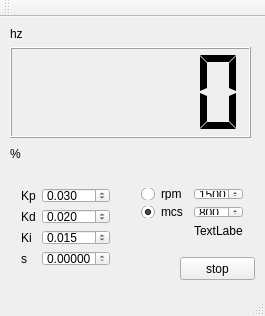
Above: mainwindow.ui from ypaaxx/ElectricSix before the change. Below: the same form after it.
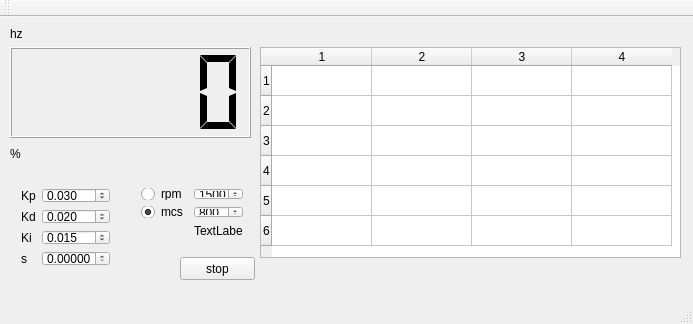
That is the form after the change.

Commit message: Добавлена таблица на 6 двигателей

The edit to the form file:
```diff
--- a/mainwindow.ui
+++ b/mainwindow.ui
@@ -6,8 +6,8 @@
    <rect>
     <x>0</x>
     <y>0</y>
-    <width>265</width>
-    <height>316</height>
+    <width>693</width>
+    <height>324</height>
    </rect>
   </property>
   <property name="windowTitle">
@@ -259,6 +259,62 @@
      <string>stop</string>
     </property>
    </widget>
+   <widget class="QTableWidget" name="table">
+    <property name="geometry">
+     <rect>
+      <x>260</x>
+      <y>30</y>
+      <width>421</width>
+      <height>211</height>
+     </rect>
+    </property>
+    <property name="focusPolicy">
+     <enum>Qt::NoFocus</enum>
+    </property>
+    <property name="sizeAdjustPolicy">
+     <enum>QAbstractScrollArea::AdjustToContentsOnFirstShow</enum>
+    </property>
+    <property name="autoScroll">
+     <bool>false</bool>
+    </property>
+    <property name="selectionMode">
+     <enum>QAbstractItemView::SingleSelection</enum>
+    </property>
+    <property name="gridStyle">
+     <enum>Qt::SolidLine</enum>
+    </property>
+    <property name="wordWrap">
+     <bool>true</bool>
+    </property>
+    <property name="cornerButtonEnabled">
+     <bool>true</bool>
+    </property>
+    <property name="rowCount">
+     <number>6</number>
+    </property>
+    <property name="columnCount">
+     <number>4</number>
+    </property>
+    <attribute name="horizontalHeaderVisible">
+     <bool>true</bool>
+    </attribute>
+    <attribute name="verticalHeaderShowSortIndicator" stdset="0">
+     <bool>false</bool>
+    </attribute>
+    <attribute name="verticalHeaderStretchLastSection">
+     <bool>false</bool>
+    </attribute>
+    <row/>
+    <row/>
+    <row/>
+    <row/>
+    <row/>
+    <row/>
+    <column/>
+    <column/>
+    <column/>
+    <column/>
+   </widget>
   </widget>
   <widget class="QMenuBar" name="menuBar">
    <property name="geometry">
```
Left out of the diff: 2 changed lines with no effect on the pictures. The commit also changes 2 other files.
